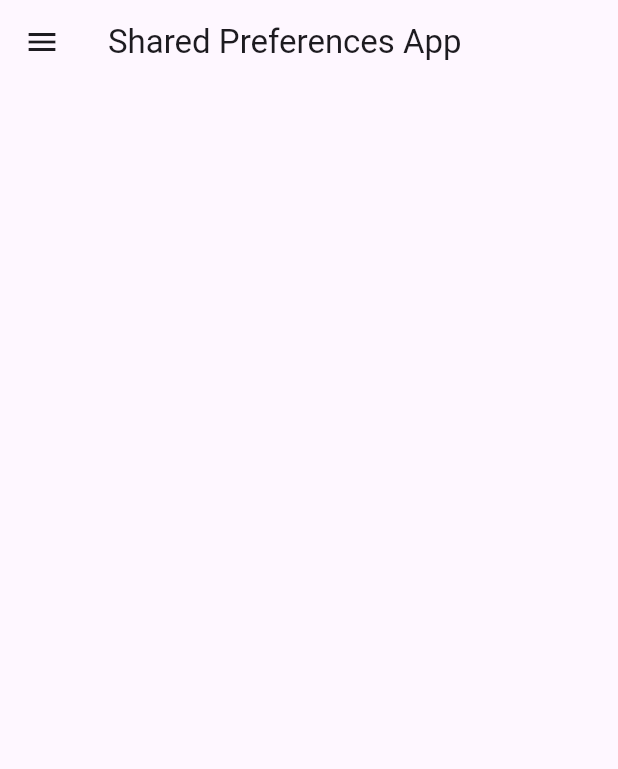
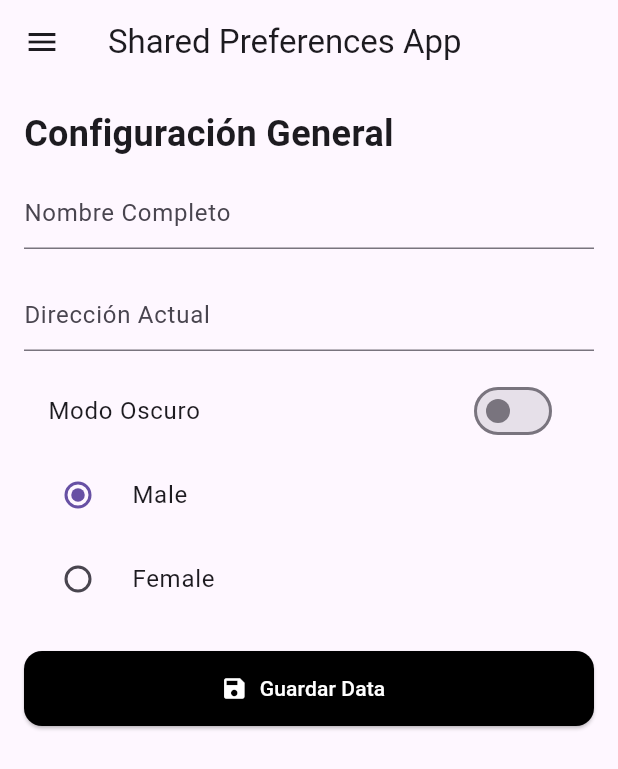
Before and after one commit to jdanymc/flutter_codigo_sp, a Flutter app: the screen it shows after launch, on a phone screen of 412 x 824 dp. Shown: the top 769 px of the screen. Run offline on Flutter 3.47's test engine with Material 3 defaults, Android fonts, the phone set to English and light mode, and no system bars; our stand-ins replace shared_preferences.

Commit message:
avance futures

```diff
--- a/lib/pages/home_pages.dart
+++ b/lib/pages/home_pages.dart
@@ -1,7 +1,18 @@
 import 'package:flutter/material.dart';
+import 'package:flutter_codigo_sp/widgets/my_drawer_widget.dart';
+import 'package:shared_preferences/shared_preferences.dart';
 
-class HomePage extends StatelessWidget {
-  const HomePage({super.key});
+class HomePage extends StatefulWidget {
+  @override
+  State<HomePage> createState() => _HomePageState();
+}
+
+class _HomePageState extends State<HomePage> {
+  bool isDarkMode = false;
+  int gender = 1;
+  saveSharedPreferences() {
+    SharedPreferences _prefs = SharedPreferences.getInstance();
+  }
 
   @override
   Widget build(BuildContext context) {
@@ -11,83 +22,89 @@ class HomePage extends StatelessWidget {
           "Shared Preferences App",
         ),
       ),
-      drawer: Drawer(
-        child: Column(children: [
-          DrawerHeader(
-            decoration: BoxDecoration(
-              image: DecorationImage(
-                fit: BoxFit.cover,
-                image: NetworkImage(
-                    "https://images.pexels.com/photos/2832382/pexels-photo-2832382.jpeg"),
+      drawer: MyDrawerWidget(),
+      body: Padding(
+        padding: const EdgeInsets.all(16.0),
+        child: Column(
+          crossAxisAlignment: CrossAxisAlignment.start,
+          children: [
+            Text(
+              "Configuración General",
+              style: TextStyle(
+                fontSize: 24.0,
+                fontWeight: FontWeight.bold,
               ),
             ),
-            child: SizedBox(
-              width: double.infinity,
-              child: Column(
-                crossAxisAlignment: CrossAxisAlignment.start,
-                mainAxisAlignment: MainAxisAlignment.end,
-                children: [
-                  CircleAvatar(
-                    backgroundColor: Colors.white12,
-                    backgroundImage: NetworkImage(
-                        "https://images.pexels.com/photos/1848565/pexels-photo-1848565.jpeg"),
-                  ),
-                  Text(
-                    "Fiorella Gonzales Tapia",
-                    style: TextStyle(
-                      color: Colors.white,
-                      fontSize: 16.0,
-                      fontWeight: FontWeight.bold,
-                    ),
-                  ),
-                  Text(
-                    "Administrador",
-                    style: TextStyle(
-                      color: Colors.white,
-                      fontSize: 14.0,
-                      fontWeight: FontWeight.w400,
-                    ),
-                  ),
-                ],
+            SizedBox(
+              height: 12.0,
+            ),
+            TextField(
+              decoration: InputDecoration(
+                hintText: "Nombre Completo",
               ),
             ),
-          ),
-          ListTile(
-            leading: Icon(
-              Icons.people,
-              color: Colors.black.withOpacity(0.6),
+            SizedBox(
+              height: 20.0,
             ),
-            title: Text("Mi Perfil"),
-          ),
-          ListTile(
-            leading: Icon(
-              Icons.file_copy,
-              color: Colors.black.withOpacity(0.6),
+            TextField(
+              decoration: InputDecoration(
+                hintText: "Dirección Actual",
+              ),
             ),
-            title: Text("Portafolio General"),
-          ),
-          ListTile(
-            leading: Icon(
-              Icons.lock,
-              color: Colors.black.withOpacity(0.6),
+            SizedBox(
+              height: 12.0,
             ),
-            title: Text("Cambiar Contraseña"),
-          ),
-          Divider(
-            indent: 12.0,
-            endIndent: 12.0,
-          ),
-          ListTile(
-            leading: Icon(
-              Icons.exit_to_app,
-              color: Colors.black.withOpacity(0.6),
+            //Switch(value: false, onChanged: (bool value) {}),
+            SwitchListTile(
+                value: isDarkMode,
+                title: Text("Modo Oscuro"),
+                onChanged: (bool value) {
+                  isDarkMode = value;
+                  setState(() {});
+                }),
+            // Radio(
+            //   value: 1,
+            //   groupValue: 1,
+            //   onChanged: (int? value) {},
+            // ),
+            RadioListTile(
+                value: 1,
+                title: Text("Male"),
+                groupValue: gender,
+                onChanged: (int? value) {
+                  gender = value!;
+                  setState(() {});
+                }),
+            RadioListTile(
+                value: 2,
+                title: Text("Female"),
+                groupValue: gender,
+                onChanged: (int? value) {
+                  gender = value!;
+                  setState(() {});
+                }),
+            SizedBox(
+              height: 20.0,
             ),
-            title: Text("Salir del App"),
-          ),
-        ]),
-      ),
-      body: Column(
-        children: [],
+            SizedBox(
+              width: double.infinity,
+              height: 50.0,
+              child: ElevatedButton.icon(
+                style: ElevatedButton.styleFrom(
+                    backgroundColor: Colors.black,
+                    shape: RoundedRectangleBorder(
+                      borderRadius: BorderRadius.circular(12.0),
+                    )),
+                onPressed: () {},
+                icon: Icon(Icons.save, color: Colors.white),
+                label: Text(
+                  "Guardar Data",
+                  style: TextStyle(color: Colors.white),
+                ),
+              ),
+            ),
+          ],
+        ),
       ),
     );
   }
```
Also changed, not shown: lib/widgets/my_drawer_widget.dart (added, +86 -0 lines), pubspec.yaml (+4 -12 lines), pubspec.lock, 6 other files.
